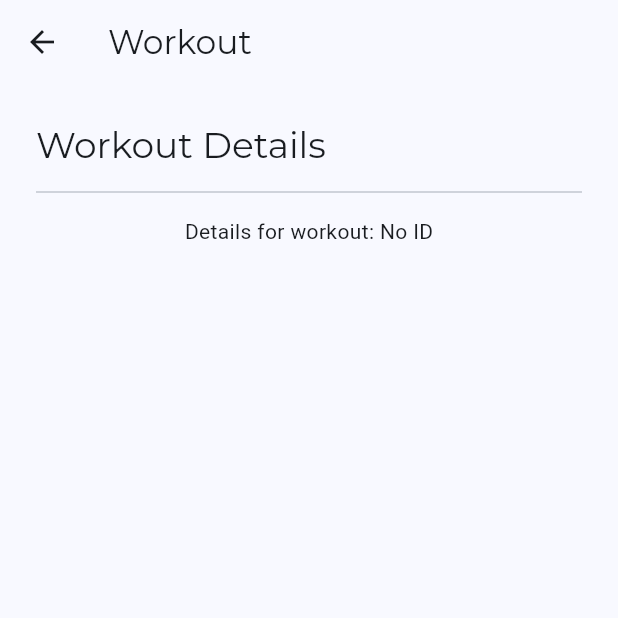
After one commit to elder-software/fit-tick, a Flutter app: the WorkoutScreen screen opened by its route, on a phone screen of 412 x 824 dp, the top half of it. The commit adds this screen. Run offline on Flutter 3.47's test engine with Material 3 defaults, Android fonts, the phone set to English and light mode, and no system bars; our stand-ins replace bloc, cloud_firestore, equatable, firebase_auth, firebase_core, flutter_bloc and 2 more; accounts and stored records are empty; generated files the repository leaves out were written again; network calls fail; statements that could not run were skipped.

Commit message:
standard screen created and the workout_screen scaffold created

```diff
--- a/lib/features/home/home_screen.dart
+++ b/lib/features/home/home_screen.dart
@@ -1,4 +1,5 @@
 import 'package:fit_tick_mobile/ui/fab.dart';
+import 'package:fit_tick_mobile/ui/standard_screen.dart';
 import 'package:fit_tick_mobile/ui/textfield.dart';
 import 'package:flutter/material.dart';
 import 'package:fit_tick_mobile/ui/dialog.dart';
@@ -23,18 +24,17 @@ class _HomeScreenState extends State<HomeScreen> {
 
   @override
   Widget build(BuildContext context) {
-    final theme = Theme.of(context);
     final homeBloc = context.read<HomeBloc>();
 
-    return Scaffold(
-      appBar: AppBar(
+    return FitTickStandardScreen(
+      topBarTitle: 'Home',
+      pageTitle: 'Workouts',
       leading: IconButton(
         icon: const Icon(Icons.menu),
         onPressed: () {
           // TODO: Implement drawer or menu action
         },
       ),
-        title: const Text('Home'),
       actions: [
         IconButton(
           icon: const Icon(Icons.account_circle_outlined),
@@ -43,15 +43,18 @@ class _HomeScreenState extends State<HomeScreen> {
           },
         ),
       ],
+      floatingActionButtonLocation: const CenterUpFloatingActionButtonLocation(
+        24.0,
       ),
-      body: Padding(
-        // Use Padding instead of ListView if the content might be small
-        padding: const EdgeInsets.all(24.0),
-        child: Column(
-          crossAxisAlignment: CrossAxisAlignment.start,
+      floatingActionButton: StandardFloatingActionButton(
+        icon: Icons.add,
+        onPressed: () {
+          _showWorkoutNameDialog(context, null, (String name) {
+            homeBloc.add(CreateWorkout(name: name));
+          });
+        },
+      ),
       children: [
-            Text('Workouts', style: theme.textTheme.headlineSmall),
-            const Divider(height: 32.0),
         Expanded(
           child: BlocBuilder<HomeBloc, HomeState>(
             builder: (context, state) {
@@ -60,9 +63,7 @@ class _HomeScreenState extends State<HomeScreen> {
               }
               if (state is HomeLoaded) {
                 if (state.workouts.isEmpty) {
-                      return const Center(
-                        child: Text('No workouts yet. Add one!'),
-                      );
+                  return const Center(child: Text('No workouts yet. Add one!'));
                 }
                 return ListView.builder(
                   itemCount: state.workouts.length,
@@ -71,17 +72,22 @@ class _HomeScreenState extends State<HomeScreen> {
                     return FitTickStandardCard(
                       title: workout.name,
                       details: workout.id ?? 'No ID',
-                          onTap: () {},
+                      onTap: () {
+                        Navigator.pushNamed(
+                          context,
+                          '/workout',
+                          arguments: workout.id,
+                        );
+                      },
                       onTapMore:
                           () => {
                             _showWorkoutOptionsBottomSheet(
                               context,
                               workout.name,
                               onEdit: () {
-                                    _showWorkoutNameDialog(
-                                      context,
-                                      workout.name,
-                                      (String name) {
+                                _showWorkoutNameDialog(context, workout.name, (
+                                  String name,
+                                ) {
                                   homeBloc.add(
                                     UpdateWorkout(
                                       workout: Workout(
@@ -91,8 +97,7 @@ class _HomeScreenState extends State<HomeScreen> {
                                       ),
                                     ),
                                   );
-                                      },
-                                    );
+                                });
                               },
                               onDelete: () {
                                 _showDeleteWorkoutDialog(
@@ -121,19 +126,6 @@ class _HomeScreenState extends State<HomeScreen> {
           ),
         ),
       ],
-        ),
-      ),
-      floatingActionButtonLocation: const CenterUpFloatingActionButtonLocation(
-        24.0,
-      ),
-      floatingActionButton: StandardFloatingActionButton(
-        icon: Icons.add,
-        onPressed: () {
-          _showWorkoutNameDialog(context, null, (String name) {
-            homeBloc.add(CreateWorkout(name: name));
-          });
-        },
-      ),
     );
   }
 
--- a/lib/features/workout/workout_screen.dart
+++ b/lib/features/workout/workout_screen.dart
@@ -1,10 +1,27 @@
+import 'package:fit_tick_mobile/ui/standard_screen.dart';
 import 'package:flutter/material.dart';
 
-class WorkoutScreen extends StatelessWidget {
+class WorkoutScreen extends StatefulWidget {
   const WorkoutScreen({super.key});
 
   @override
+  State<WorkoutScreen> createState() => _WorkoutScreenState();
+}
+
+class _WorkoutScreenState extends State<WorkoutScreen> {
+  @override
   Widget build(BuildContext context) {
-    return const Placeholder(); // Replace with your actual widget tree
+    final String workoutId =
+        ModalRoute.of(context)?.settings.arguments as String? ?? 'No ID';
+
+    return FitTickStandardScreen(
+      topBarTitle: 'Workout',
+      pageTitle: 'Workout Details',
+      leading: IconButton(
+        icon: const Icon(Icons.arrow_back),
+        onPressed: () => Navigator.of(context).pop(),
+      ),
+      children: [Center(child: Text('Details for workout: $workoutId'))],
+    );
   }
 }
--- /dev/null
+++ b/lib/ui/standard_screen.dart
@@ -0,0 +1,54 @@
+import 'package:flutter/material.dart';
+
+class FitTickStandardScreen extends StatelessWidget {
+  final String topBarTitle;
+  final String pageTitle;
+  final List<Widget> children;
+  final Widget? floatingActionButton;
+  final FloatingActionButtonLocation? floatingActionButtonLocation;
+  final Widget? leading;
+  final List<Widget>? actions;
+
+  const FitTickStandardScreen({
+    super.key,
+    required this.topBarTitle,
+    required this.pageTitle,
+    required this.children,
+    this.floatingActionButton,
+    this.floatingActionButtonLocation,
+    this.leading,
+    this.actions,
+  });
+
+  @override
+  Widget build(BuildContext context) {
+    final theme = Theme.of(context);
+
+    return Scaffold(
+      appBar: AppBar(
+        leading: leading,
+        title: Text(topBarTitle),
+        actions: actions,
+      ),
+      body: Padding(
+        padding: const EdgeInsets.all(24.0),
+        child: Column(
+          crossAxisAlignment: CrossAxisAlignment.start,
+          children: [
+            Text(pageTitle, style: theme.textTheme.headlineSmall),
+            const Divider(height: 32.0),
+            Expanded(
+              // Wrap children in a Column in case there are multiple
+              child: Column(
+                crossAxisAlignment: CrossAxisAlignment.stretch,
+                children: children,
+              ),
+            ),
+          ],
+        ),
+      ),
+      floatingActionButtonLocation: floatingActionButtonLocation,
+      floatingActionButton: floatingActionButton,
+    );
+  }
+}
```
Lines whose indentation alone changed are shown as unchanged.
